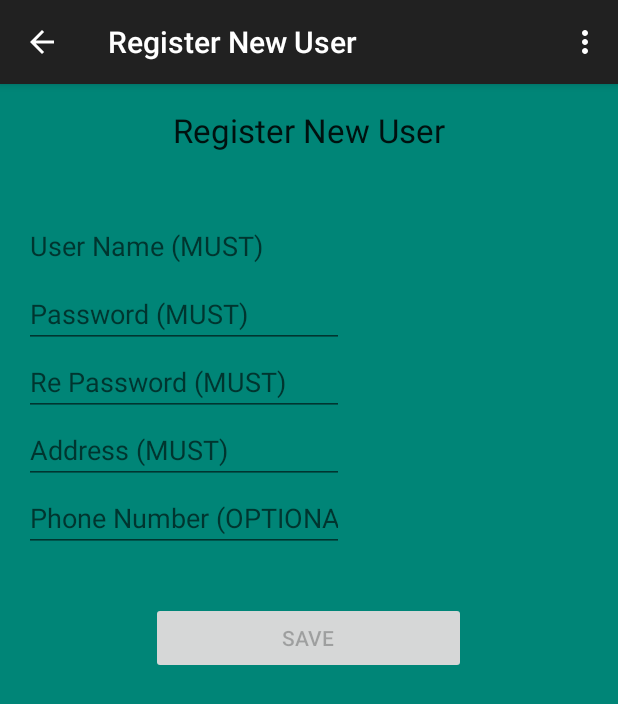
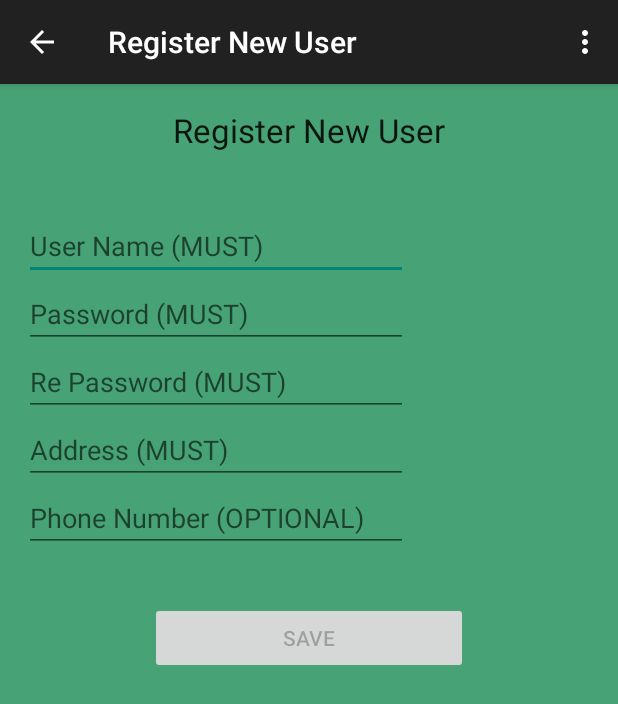
Before and after one commit to Mendz/SmartMeters, an Android app: the screen it shows after launch (RegisterNewUserActivity), after a tap on "REGISTER NEW USER", on a phone screen of 412 x 824 dp. Shown: the top 704 px of the screen. Run offline under Robolectric (Android 15) with nearby library versions, the phone set to English and light mode, and no system bars; 2 statements that could not run were skipped; 1 other tap on this screen came first.

Commit message:
UI and more method for future database. And remember user.

```diff
--- a/app/src/main/java/il/ac/hit/android/smartmeters/LoginActivity.java
+++ b/app/src/main/java/il/ac/hit/android/smartmeters/LoginActivity.java
@@ -55,6 +55,12 @@ public class LoginActivity extends Activity implements LoaderCallbacks<Cursor>,
         super.onCreate(savedInstanceState);
         setContentView(R.layout.activity_login);
 
+        if(userDataRemembered())
+        {
+            goToIntentByUser();
+        }
+
+
         mButtonForgotPassword = (Button) findViewById(R.id.buttonForgetPassword);
         mButtonForgotPassword.setOnClickListener(this);
         mButtonRegister = (Button) findViewById(R.id.buttonRegister);
@@ -88,7 +94,21 @@ public class LoginActivity extends Activity implements LoaderCallbacks<Cursor>,
         // ((ProgressBar)mProgressView).getIndeterminateDrawable().setColorFilter(0xffff00ff, android.graphics.PorterDuff.Mode.MULTIPLY);
 
         mLayoutLoginActivity = findViewById(R.id.layoutLogin);
+        mLoginFormView.requestFocus();
 
+    }
+
+    private void goToIntentByUser()
+    {
+        //TODO: add here to go the Client\Admin\Support activity.
+        finish();
+    }
+
+    private boolean userDataRemembered()
+    {
+        //TODO: Enter here checking if the user data is saved.
+        //TODO: If yes, return true else return false.
+        return false;
     }
 
     @Override
@@ -180,12 +200,25 @@ public class LoginActivity extends Activity implements LoaderCallbacks<Cursor>,
         }
         else
         {
+            CheckBox checkBoxRememberPassword = (CheckBox) findViewById(R.id.checkBoxRememberPassword);
+
+            if (checkBoxRememberPassword.isChecked())
+            {
+                rememberUserLogin(userName, password);
+            }
+
             // Show a progress spinner, and kick off a background task to
             // perform the user login attempt.
             showProgress(true);
             mAuthTask = new UserLoginTask(userName, password);
             mAuthTask.execute((Void) null);
         }
+    }
+
+    private void rememberUserLogin(String userName, String password)
+    {
+        //TODO: Enter here saving user name and password for future uses.
+        //TODO: Searching by name the id and save it, maybe not need the password?
     }
 
     private boolean isUserNameValid(String userName)
@@ -342,8 +375,7 @@ public class LoginActivity extends Activity implements LoaderCallbacks<Cursor>,
 
             if (success)
             {
-                //TODO: add here to go the Client\Admin\Support activity.
-                finish();
+                goToIntentByUser();
             }
             else
             {
--- a/app/src/main/res/layout/activity_login.xml
+++ b/app/src/main/res/layout/activity_login.xml
@@ -65,6 +65,11 @@
                     android:maxLines="1"
                     android:singleLine="true"/>
 
+            <CheckBox
+                    android:layout_width="wrap_content"
+                    android:layout_height="wrap_content"
+                    android:text="@string/action_remember_password"
+                    android:id="@+id/checkBoxRememberPassword"/>
             <Button
                     android:id="@+id/userNameSignInButton"
                     style="?android:textAppearanceSmall"
--- a/app/src/main/res/layout/activity_register_new_user.xml
+++ b/app/src/main/res/layout/activity_register_new_user.xml
@@ -21,7 +21,7 @@
             android:layout_width="wrap_content"
             android:layout_height="wrap_content"
             android:inputType="textPersonName"
-            android:ems="10"
+            android:ems="12"
             android:id="@+id/editTextUserName"
             android:hint="@string/edit_text_user_name"
             android:layout_marginTop="40dp"/>
@@ -30,7 +30,7 @@
             android:layout_width="wrap_content"
             android:layout_height="wrap_content"
             android:inputType="textPassword"
-            android:ems="10"
+            android:ems="12"
             android:id="@+id/editTextPassword"
             android:hint="@string/edit_text_password"/>
 
@@ -38,7 +38,7 @@
             android:layout_width="wrap_content"
             android:layout_height="wrap_content"
             android:inputType="textPassword"
-            android:ems="10"
+            android:ems="12"
             android:id="@+id/editTextRePassword"
             android:hint="@string/edit_text_re_password"/>
 
@@ -47,19 +47,19 @@
             android:layout_height="wrap_content"
             android:id="@+id/editTextAddress"
             android:inputType="text"
-            android:ems="10"
+            android:ems="12"
             android:hint="@string/edit_text_address"/>
 
     <EditText
             android:layout_width="wrap_content"
             android:layout_height="wrap_content"
             android:inputType="phone"
-            android:ems="10"
+            android:ems="12"
             android:id="@+id/editTextPhoneNumber"
             android:hint="@string/edit_text_phone_number"/>
 
     <Button
-            android:layout_width="210dp"
+            android:layout_width="212dp"
             android:layout_height="wrap_content"
             android:text="@string/button_save"
             android:id="@+id/buttonGetPassword"
--- a/app/src/main/res/values/colors.xml
+++ b/app/src/main/res/values/colors.xml
@@ -1,8 +1,8 @@
 <?xml version="1.0" encoding="utf-8"?>
 <resources>
-    <color name="color_background_layout">@color/accent_material_light</color>
+    <color name="color_background_layout">#47A375</color>
     <color name="color_background_layout_login">@color/material_blue_grey_800</color>
-    <color name="color_test">#00786D</color>
+    <color name="color_test">@color/accent_material_light</color>
     <!--#009688-->
     <color name="color_test2">#37474f</color>
 </resources>
--- a/app/src/main/res/values/strings_activity_login.xml
+++ b/app/src/main/res/values/strings_activity_login.xml
@@ -1,5 +1,5 @@
 <resources>
-    <string name="title_activity_login">Sign in</string>
+    <string name="title_activity_login">Smart Meters</string>
 
     <!-- Strings related to login -->
     <string name="prompt_user_name">User Name</string>
@@ -8,6 +8,7 @@
     <string name="action_sign_in_short">Sign in</string>
     <string name="action_register">Register new user</string>
     <string name="action_forgot_password">Forgot your password?</string>
+    <string name="action_remember_password">Click me to remember you!</string>
 
     <string name="error_invalid_user_name">This user name is invalid</string>
     <string name="error_invalid_password">This password is too short</string>
```
